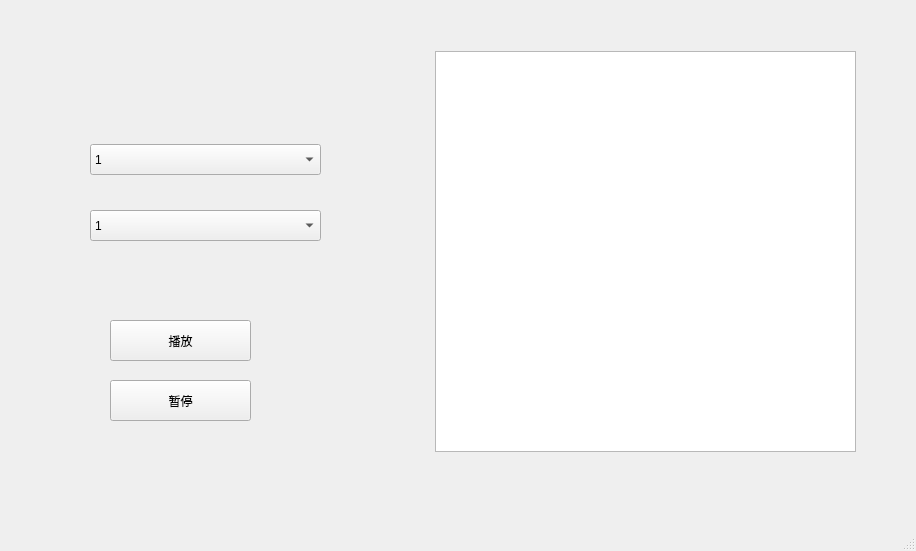
First picture: the form in GUI.ui, repository cworld1/tcm, before the edit.
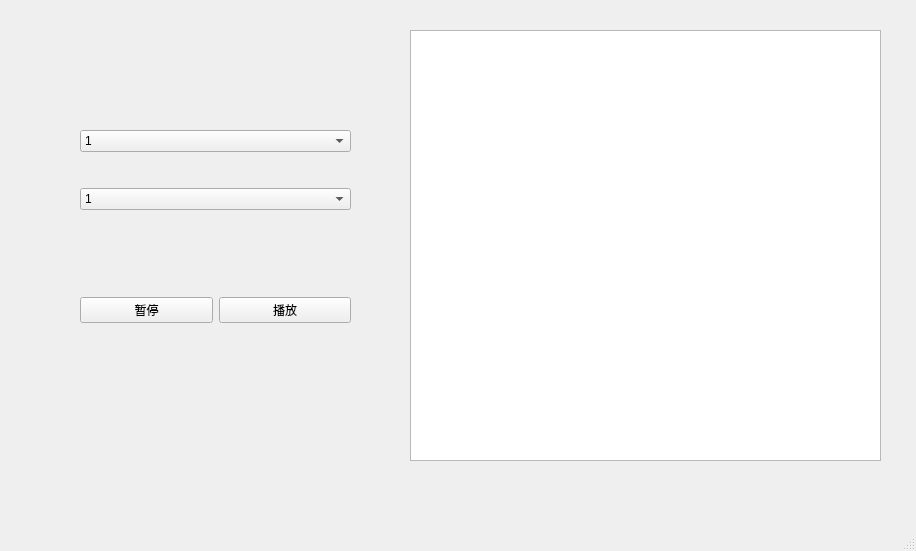
Second picture: the form after the edit.

Commit message: feat: :sparkles: repaint gui'

```diff
--- a/GUI.ui
+++ b/GUI.ui
@@ -14,91 +14,103 @@
    <string>MainWindow</string>
   </property>
   <widget class="QWidget" name="centralwidget">
-   <widget class="QPushButton" name="pushButton">
+   <widget class="QWidget" name="verticalLayoutWidget">
     <property name="geometry">
      <rect>
-      <x>110</x>
-      <y>320</y>
-      <width>141</width>
-      <height>41</height>
+      <x>80</x>
+      <y>100</y>
+      <width>271</width>
+      <height>141</height>
      </rect>
     </property>
-    <property name="text">
-     <string>播放</string>
-    </property>
+    <layout class="QVBoxLayout" name="verticalLayout">
+     <item>
+      <widget class="QComboBox" name="comboBox">
+       <property name="maximumSize">
+        <size>
+         <width>600</width>
+         <height>16777215</height>
+        </size>
+       </property>
+       <item>
+        <property name="text">
+         <string>1</string>
+        </property>
+       </item>
+       <item>
+        <property name="text">
+         <string>2</string>
+        </property>
+       </item>
+       <item>
+        <property name="text">
+         <string>3</string>
+        </property>
+       </item>
+      </widget>
+     </item>
+     <item>
+      <widget class="QComboBox" name="comboBox_2">
+       <item>
+        <property name="text">
+         <string>1</string>
+        </property>
+       </item>
+       <item>
+        <property name="text">
+         <string>2</string>
+        </property>
+       </item>
+       <item>
+        <property name="text">
+         <string>3</string>
+        </property>
+       </item>
+      </widget>
+     </item>
+    </layout>
    </widget>
    <widget class="QGraphicsView" name="graphicsView">
     <property name="geometry">
      <rect>
-      <x>435</x>
-      <y>51</y>
-      <width>421</width>
-      <height>401</height>
+      <x>410</x>
+      <y>30</y>
+      <width>471</width>
+      <height>431</height>
      </rect>
     </property>
-   </widget>
-   <widget class="QPushButton" name="pushButton_2">
-    <property name="geometry">
-     <rect>
-      <x>110</x>
-      <y>380</y>
-      <width>141</width>
-      <height>41</height>
-     </rect>
+    <property name="maximumSize">
+     <size>
+      <width>600</width>
+      <height>16777215</height>
+     </size>
     </property>
-    <property name="text">
-     <string>暂停</string>
-    </property>
    </widget>
-   <widget class="QComboBox" name="comboBox">
+   <widget class="QWidget" name="horizontalLayoutWidget">
     <property name="geometry">
      <rect>
-      <x>90</x>
-      <y>144</y>
-      <width>231</width>
-      <height>31</height>
+      <x>80</x>
+      <y>270</y>
+      <width>271</width>
+      <height>80</height>
      </rect>
     </property>
-    <item>
-     <property name="text">
-      <string>1</string>
-     </property>
-    </item>
-    <item>
-     <property name="text">
-      <string>2</string>
-     </property>
-    </item>
-    <item>
-     <property name="text">
-      <string>3</string>
-     </property>
-    </item>
-   </widget>
-   <widget class="QComboBox" name="comboBox_2">
-    <property name="geometry">
-     <rect>
-      <x>90</x>
-      <y>210</y>
-      <width>231</width>
-      <height>31</height>
-     </rect>
-    </property>
-    <item>
-     <property name="text">
-      <string>1</string>
-     </property>
-    </item>
-    <item>
-     <property name="text">
-      <string>2</string>
-     </property>
-    </item>
-    <item>
-     <property name="text">
-      <string>3</string>
-     </property>
-    </item>
+    <layout class="QHBoxLayout" name="horizontalLayout">
+     <item>
+      <widget class="QPushButton" name="pushButton_2">
+       <property name="text">
+        <string>暂停</string>
+       </property>
+      </widget>
+     </item>
+     <item>
+      <widget class="QPushButton" name="pushButton">
+       <property name="text">
+        <string>播放</string>
+       </property>
+      </widget>
+     </item>
+    </layout>
    </widget>
   </widget>
   <widget class="QMenuBar" name="menubar">
```
